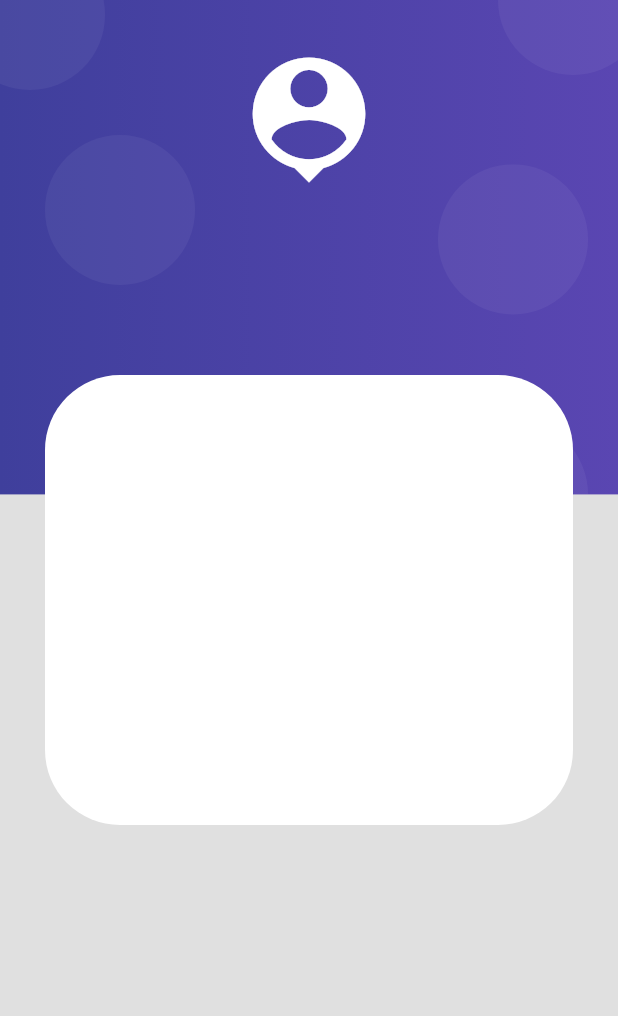
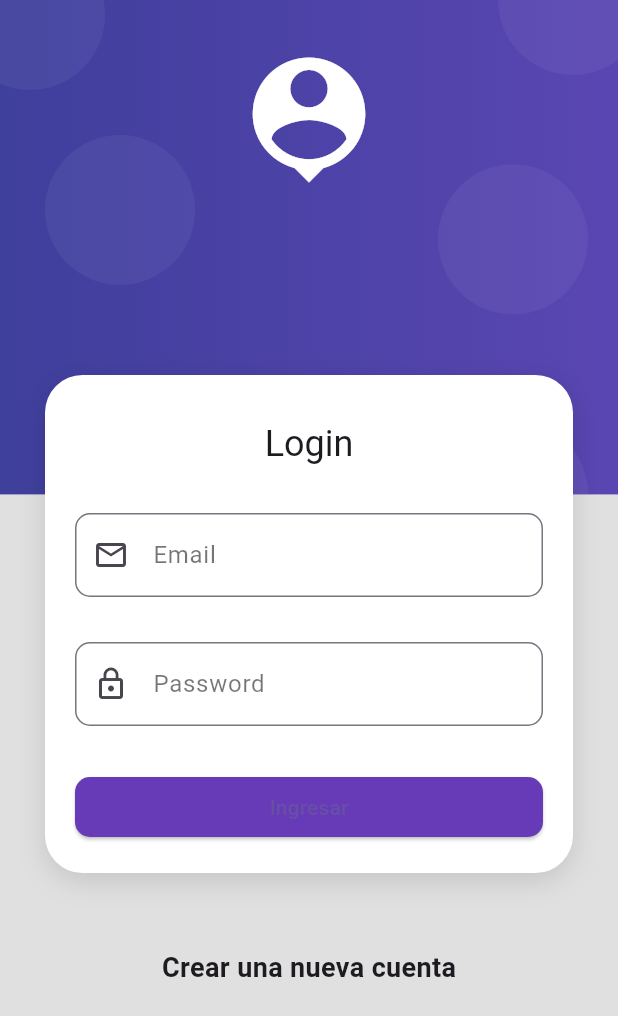
Before and after one commit to andrealopezpalomeque/flutter_productos_app, a Flutter app: the screen it shows after launch, on a phone screen of 412 x 824 dp. Shown: the top 1016 px of the screen. Run offline on Flutter 3.47's test engine with Material 3 defaults, Android fonts, the light colour scheme and no system bars.

Commit message:
validacion formulario login con provider

```diff
--- /dev/null
+++ b/lib/providers/login_form_provider.dart
@@ -0,0 +1,14 @@
+import 'package:flutter/material.dart';
+
+class LoginFormProvider extends ChangeNotifier {
+  //key del formulario
+  GlobalKey<FormState> formKey = GlobalKey<FormState>();
+  //campos del formulario
+  String email = '';
+  String password = '';
+
+  bool isValidForm() {
+    //print('$email - $password');
+    return formKey.currentState?.validate() ?? false;
+  }
+}
--- a/lib/screens/login_screen.dart
+++ b/lib/screens/login_screen.dart
@@ -1,16 +1,105 @@
 import 'package:flutter/material.dart';
+import 'package:flutter_productos_app/providers/login_form_provider.dart';
 import 'package:flutter_productos_app/widgets/widgets.dart';
+import 'package:provider/provider.dart';
 
 class LoginScreen extends StatelessWidget {
   const LoginScreen({Key? key}) : super(key: key);
 
   @override
   Widget build(BuildContext context) {
-    return const Scaffold(
+    return Scaffold(
         body: AuthBackground(
             child: SingleChildScrollView(
                 child: Column(
-      children: [SizedBox(height: 250), CardContainer()],
+      children: [
+        const SizedBox(height: 250),
+        CardContainer(
+            child: Column(children: [
+          const SizedBox(height: 10),
+          Text('Login', style: Theme.of(context).textTheme.headlineSmall),
+          const SizedBox(height: 30),
+          ChangeNotifierProvider(
+            create: (_) => LoginFormProvider(),
+            child: const _LoginForm(),
+          )
+        ])),
+        const SizedBox(height: 50),
+        const Text('Crear una nueva cuenta',
+            style: TextStyle(fontSize: 18, fontWeight: FontWeight.bold)),
+      ],
     ))));
   }
 }
+
+class _LoginForm extends StatelessWidget {
+  const _LoginForm({Key? key}) : super(key: key);
+
+  @override
+  Widget build(BuildContext context) {
+    final loginForm = Provider.of<LoginFormProvider>(context);
+    return Container(
+      child: Form(
+        //Mantener la referencia al KEY
+        key: loginForm.formKey,
+        autovalidateMode: AutovalidateMode.onUserInteraction,
+
+        child: Column(
+          children: [
+            TextFormField(
+                autocorrect: false,
+                keyboardType: TextInputType.emailAddress,
+                decoration: const InputDecoration(
+                    labelText: 'Email',
+                    labelStyle: TextStyle(color: Colors.black54),
+                    border: OutlineInputBorder(
+                        borderRadius: BorderRadius.all(Radius.circular(10))),
+                    prefixIcon: Icon(Icons.email_outlined)),
+                onChanged: (value) => loginForm.email = value,
+                validator: (value) {
+                  String pattern =
+                      r'^(([^<>()[\]\\.,;:\s@\"]+(\.[^<>()[\]\\.,;:\s@\"]+)*)|(\".+\"))@((\[[0-9]{1,3}\.[0-9]{1,3}\.[0-9]{1,3}\.[0-9]{1,3}\])|(([a-zA-Z\-0-9]+\.)+[a-zA-Z]{2,}))$';
+
+                  RegExp regExp = RegExp(pattern);
+
+                  return regExp.hasMatch(value ?? '')
+                      ? null
+                      : 'El correo no es válido';
+                }),
+            const SizedBox(height: 30),
+            TextFormField(
+                autocorrect: false,
+                obscureText: true,
+                keyboardType: TextInputType.emailAddress,
+                decoration: const InputDecoration(
+                    labelText: 'Password',
+                    labelStyle: TextStyle(color: Colors.black54),
+                    border: OutlineInputBorder(
+                        borderRadius: BorderRadius.all(Radius.circular(10))),
+                    prefixIcon: Icon(Icons.lock_outline)),
+                onChanged: (value) => loginForm.password = value,
+                validator: (value) {
+                  return value != null && value.length >= 6
+                      ? null
+                      : 'La contraseña debe tener al menos 6 caracteres';
+                }),
+            const SizedBox(height: 30),
+            SizedBox(
+              width: double.infinity,
+              child: ElevatedButton(
+                onPressed: () {
+                  loginForm.isValidForm();
+                },
+                child: const Text('Ingresar'),
+                style: ElevatedButton.styleFrom(
+                    shape: RoundedRectangleBorder(
+                        borderRadius: BorderRadius.circular(10)),
+                    primary: Colors.deepPurple),
+              ),
+            )
+          ],
+        ),
+      ),
+    );
+  }
+}
--- a/lib/widgets/card_container.dart
+++ b/lib/widgets/card_container.dart
@@ -1,24 +1,33 @@
 import 'package:flutter/material.dart';
 
 class CardContainer extends StatelessWidget {
-  const CardContainer({super.key});
+  final Widget child;
+
+  const CardContainer({super.key, required this.child});
 
   @override
   Widget build(BuildContext context) {
     return Padding(
       padding: const EdgeInsets.symmetric(horizontal: 30),
       child: Container(
+        padding: const EdgeInsets.all(20),
         width: double.infinity,
-        height: 300,
         decoration: _createCardShape(),
+        child: child,
       ),
     );
   }
 
   BoxDecoration _createCardShape() {
     return BoxDecoration(
-      color: Colors.white,
-      borderRadius: BorderRadius.circular(50),
-    );
+        color: Colors.white,
+        borderRadius: BorderRadius.circular(25),
+        boxShadow: const [
+          BoxShadow(
+            color: Colors.black12,
+            blurRadius: 15,
+            offset: Offset(0, 5),
+          ),
+        ]);
   }
 }
```
Also changed, not shown: pubspec.yaml (+4 -12 lines), pubspec.lock.
